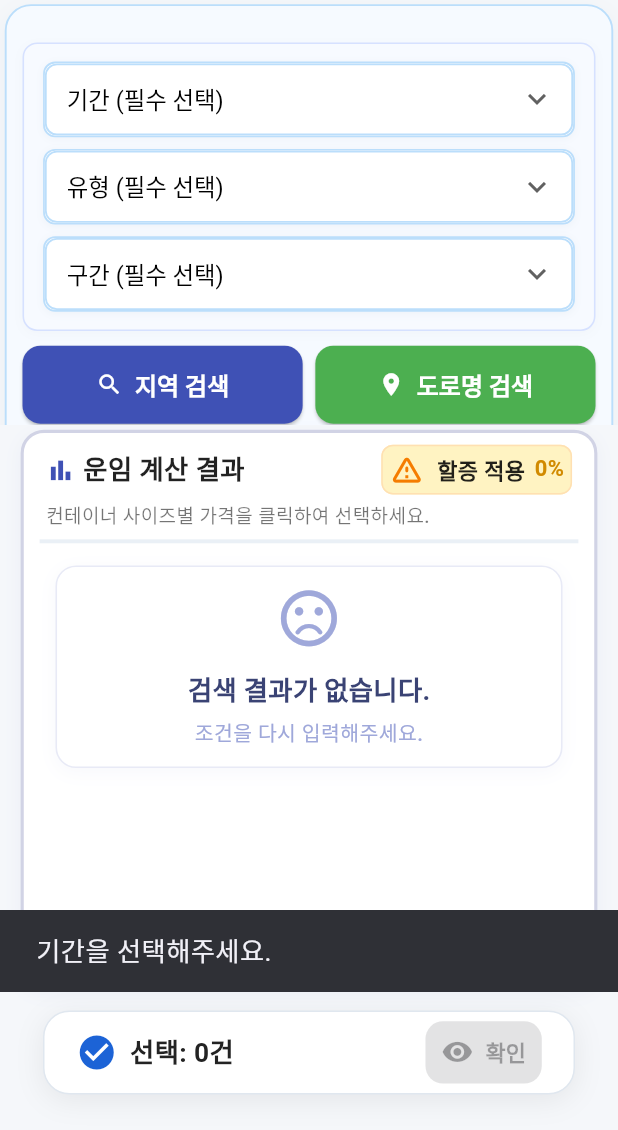
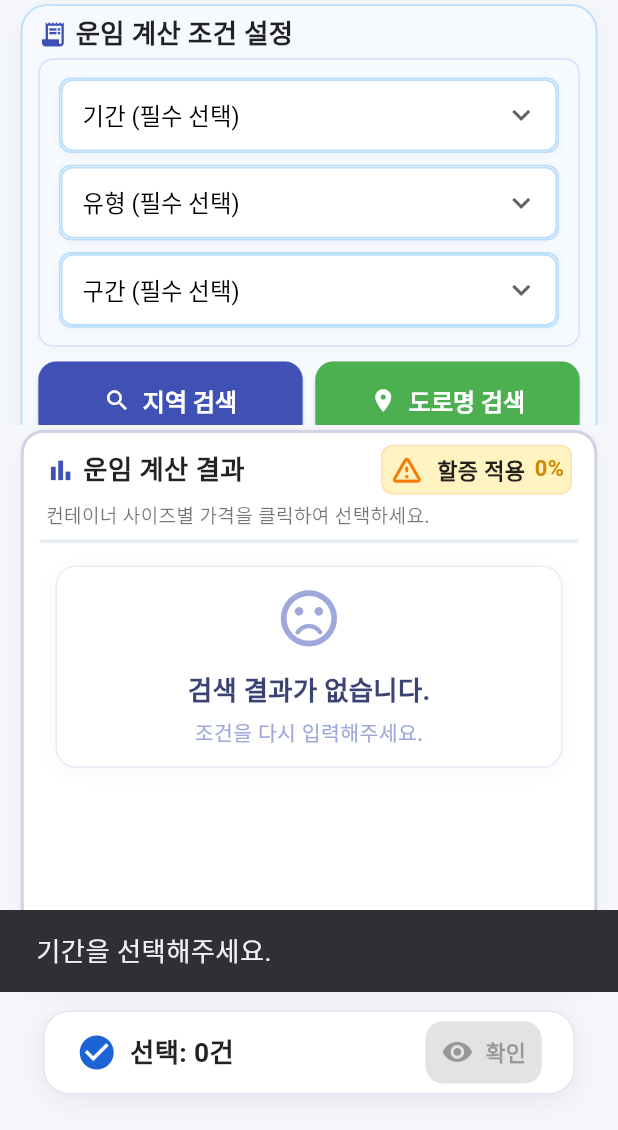
Before and after one commit to jang1231111/line-all-company, a Flutter app: the screen it shows after launch, after a tap on "지역 검색", on a phone screen of 412 x 824 dp, the part 106-1236 px from its top. Run offline on Flutter 3.47's test engine with Material 3 defaults, Android fonts, the phone set to English and light mode, and no system bars; our stand-ins replace dio, firebase_core, firebase_crashlytics, flutter_riverpod, flutter_screenutil, freezed_annotation and 3 more; missing offline and left inert: tutorial_coach_mark; accounts and stored records are empty.

Commit message:
🎨 condition_form_widget 디자인 수정 - 운임 계산 조건 설정 텍스트 추가 - 패딩 추가

```diff
--- a/lib/features/condition/presentation/widgets/condition_form_widget.dart
+++ b/lib/features/condition/presentation/widgets/condition_form_widget.dart
@@ -129,13 +129,31 @@ class _ConditionFormWidgetState extends ConsumerState<ConditionFormWidget> {
                     ),
                   ],
                 ),
-                margin: EdgeInsets.zero,
-                padding: EdgeInsets.all(10.w),
+                margin: EdgeInsets.symmetric(horizontal: 10.w),
+                padding: EdgeInsets.symmetric(vertical: 5.h, horizontal: 10.w),
                 child: Column(
                   mainAxisSize: MainAxisSize.min,
                   crossAxisAlignment: CrossAxisAlignment.start,
                   children: [
-                    SizedBox(height: 14.h),
+                    Row(
+                      children: [
+                        Icon(
+                          Icons.receipt_long,
+                          color: Colors.indigo,
+                          size: 20.sp,
+                        ),
+                        SizedBox(width: 5.w),
+                        Text(
+                          '운임 계산 조건 설정',
+                          style: TextStyle(
+                            fontSize: 18.sp,
+                            color: Colors.black87,
+                            fontWeight: FontWeight.bold,
+                          ),
+                        ),
+                      ],
+                    ),
+                    SizedBox(height: 3.h),
                     // Period (튜토리얼용 key 전달)
                     PeriodDropdownRow(
                       key: widget.periodTargetKey,
```
